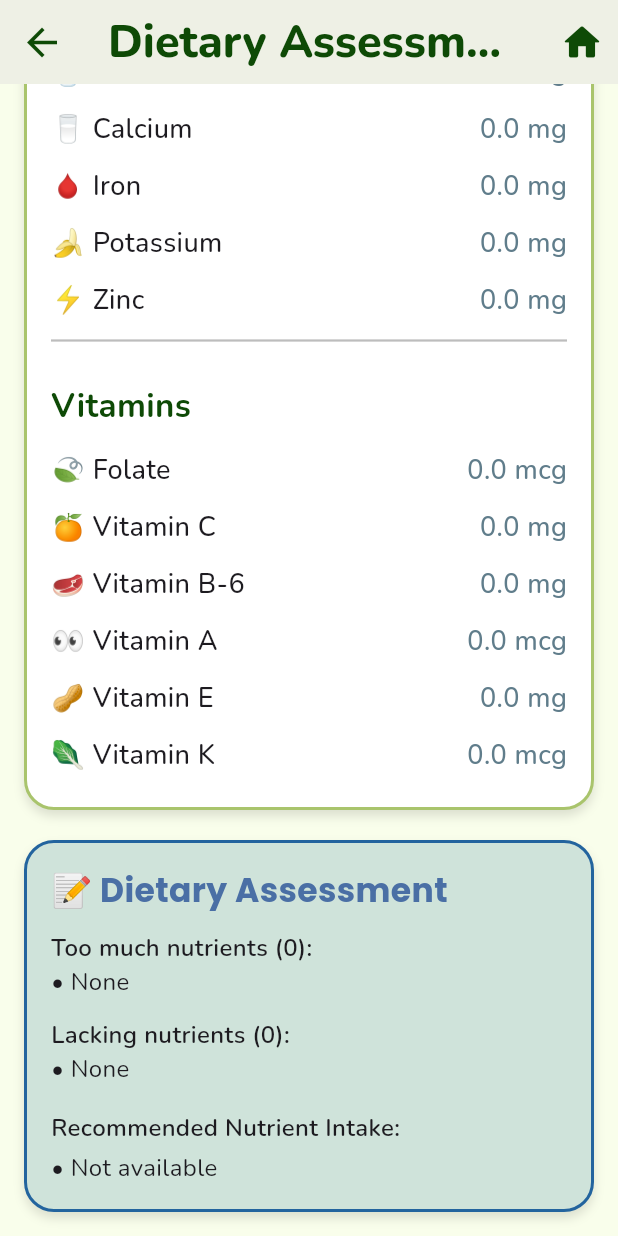
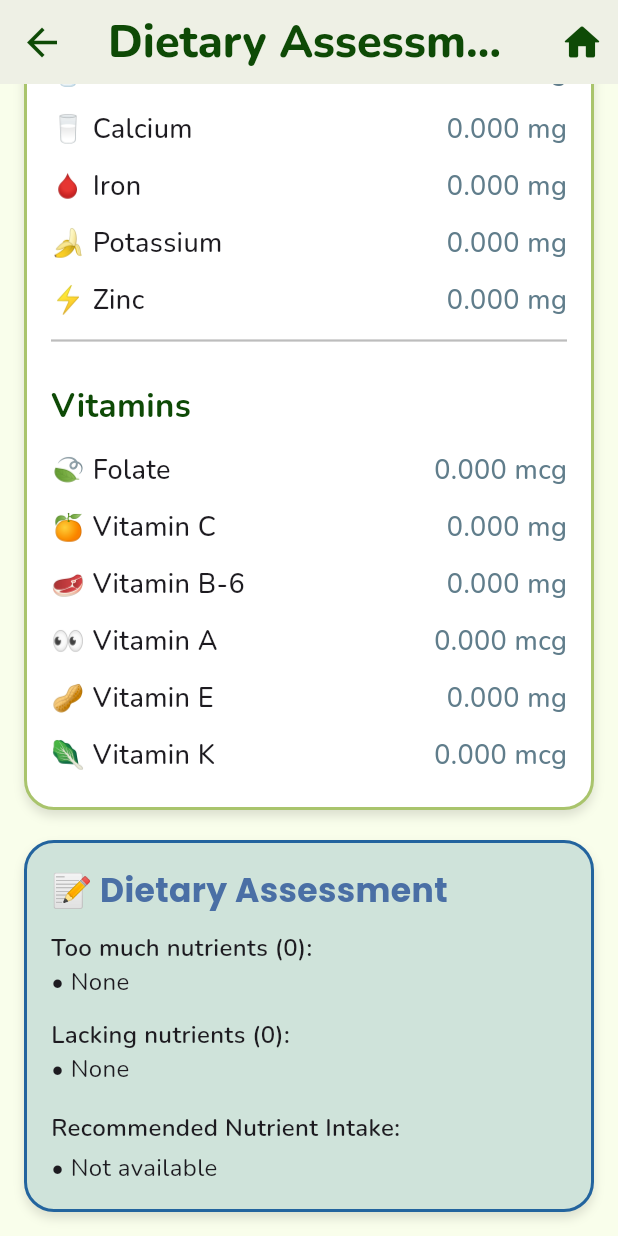
Before and after one commit to chrmlmrn/NutriShow, a Flutter app: the MacronutrientAdvicePage screen opened directly with empty values, scrolled down 408 dp, on a phone screen of 412 x 824 dp. Run offline on Flutter 3.47's test engine with Material 3 defaults, Android fonts, the light colour scheme and no system bars; our stand-ins replace google_fonts, image_picker, shared_preferences, sqflite; missing offline and left inert: tflite_flutter; accounts and stored records are empty.

Commit message:
updated dietary assessment + working history and some changes in portion input

```diff
--- a/lib/views/advice.dart
+++ b/lib/views/advice.dart
@@ -1,6 +1,7 @@
 import 'package:flutter/material.dart';
 import 'package:google_fonts/google_fonts.dart';
 import 'package:nutrishow/views/user_input.dart';
+import 'dart:math';
 
 class MacronutrientAdvicePage extends StatelessWidget {
   final Map<String, dynamic> foodDetails;
@@ -38,6 +39,31 @@ class MacronutrientAdvicePage extends StatelessWidget {
 
   @override
   Widget build(BuildContext context) {
+    final adjustedFoodDetails = {
+      for (final entry in foodDetails.entries)
+        entry.key: entry.value is num ? _adjustForPortion(entry.value) : entry.value,
+    };
+
+    final List<String> _dietTips = [
+      "Please make sure to cut the nutrient intake for those with too much and consume more for those lacking/less.",
+      "Make necessary dietary changes by limiting overconsumed nutrients and increasing those that are lacking.",
+      "Improve your nutrient balance by eating less of what’s excessive and more of what’s insufficient.",
+      "Moderate your nutrient levels—reduce excesses and supplement deficiencies accordingly.",
+      "Ensure proper nutrition by decreasing overconsumed nutrients and boosting underconsumed ones.",
+      "Regulate your diet by lowering excessive nutrients and increasing those in short supply.",
+      "Optimize your nutrient intake by consuming less of what’s excessive and more of what’s insufficient.",
+      "Maintain a healthy balance by reducing nutrients that exceed recommendations and increasing those that fall short.",
+      "Keep your nutrient intake in check by lowering what’s too much and adding what’s too little.",
+      "Ensure a well-rounded diet by consuming less of what you have too much of and more of what you need.",
+      "Correct imbalances in your diet by lowering high nutrient levels and raising low ones.",
+      "Manage your nutrition by reducing excessive intake and boosting nutrients that are below recommended levels.",
+      "Strive for a balanced diet by cutting down on overconsumed nutrients and replenishing deficiencies.",
+      "Adjust your food choices to decrease excess nutrients and increase those that are lacking.",
+      "Make dietary adjustments by limiting excess nutrients and incorporating more of the ones you’re missing.",
+    ];
+
+    final String _randomTip = _dietTips[Random().nextInt(_dietTips.length)];
+
     return Scaffold(
       backgroundColor: Color(0xFFF9FEEB),
       appBar: AppBar(
@@ -69,13 +95,27 @@ class MacronutrientAdvicePage extends StatelessWidget {
           child: Column(
             children: [
               Text(
-                foodDetails['food_name']?.toString().toUpperCase() ?? "Unknown Food",
+                foodDetails['food_name']?.toString().toUpperCase() ?? "UNKNOWN FOOD",
                 style: GoogleFonts.poppins(
                   fontSize: 24,
                   fontWeight: FontWeight.bold,
                   color: Color(0xFF0E4A06),
                 ),
               ),
+              if (portionSize != null &&
+                  portionSize!.isNotEmpty &&
+                  foodDetails['serving_size'] != null)
+                Padding(
+                  padding: const EdgeInsets.only(top: 6.0),
+                  child: Text(
+                    "Portion Size: $portionSize serving(s) • ${_calculateTotalGrams()} grams",
+                    style: GoogleFonts.nunito(
+                      fontSize: 16,
+                      fontStyle: FontStyle.italic,
+                      color: Colors.black87,
+                    ),
+                  ),
+                ),
               const SizedBox(height: 12),
               _buildNutritionFactsCard(
                 child: Column(
@@ -168,7 +208,7 @@ class MacronutrientAdvicePage extends StatelessWidget {
                         ..._buildRecommendedIntakeList(recommendedIntake!),
                         const SizedBox(height: 12),
                         Text(
-                          "📌 Make necessary dietary changes by limiting overconsumed nutrients and increasing those that are lacking.",
+                          "📌 $_randomTip",
                           style: GoogleFonts.nunito(
                             fontSize: 16,
                             fontStyle: FontStyle.italic,
@@ -273,8 +313,8 @@ class MacronutrientAdvicePage extends StatelessWidget {
             style: GoogleFonts.nunito(fontSize: 18, fontWeight: FontWeight.w500),
           ),
           Text(
-            "${value ?? 'Unknown'} $unit",
-            style: GoogleFonts.nunito(fontSize: 18, fontWeight: FontWeight.w500, color: Colors.blueGrey),
+              "${(value as num?)?.toStringAsFixed(3) ?? 'Unknown'} $unit",
+              style: GoogleFonts.nunito(fontSize: 18, fontWeight: FontWeight.w500, color: Colors.blueGrey),
           ),
         ],
       ),
@@ -292,7 +332,7 @@ class MacronutrientAdvicePage extends StatelessWidget {
             style: GoogleFonts.nunito(fontSize: 16, fontStyle: FontStyle.italic),
           ),
           Text(
-            "${value ?? 'Unknown'} $unit",
+            "${(value as num?)?.toStringAsFixed(3) ?? 'Unknown'} $unit",
             style: GoogleFonts.nunito(fontSize: 16, color: Colors.blueGrey),
           ),
         ],
@@ -352,4 +392,25 @@ class MacronutrientAdvicePage extends StatelessWidget {
       );
     }).toList();
   }
+
+  String _calculateTotalGrams() {
+    final baseServing = double.tryParse(foodDetails['serving_size'].toString()) ?? 0;
+    double multiplier = 1.0;
+
+    if (portionSize != null) {
+      if (portionSize!.contains("/")) {
+        final parts = portionSize!.split("/");
+        if (parts.length == 2) {
+          double numerator = double.tryParse(parts[0]) ?? 1;
+          double denominator = double.tryParse(parts[1]) ?? 1;
+          multiplier = numerator / denominator;
+        }
+      } else {
+        multiplier = double.tryParse(portionSize!) ?? 1.0;
+      }
+    }
+
+    return (baseServing * multiplier).toStringAsFixed(1);
+  }
+
 }
```
Also changed, not shown: lib/database/database_service.dart (+19 -1 lines), lib/database/food_history.dart (+16 -6 lines), lib/views/history.dart (+20 -9 lines), lib/views/options.dart (+66 -9 lines).
